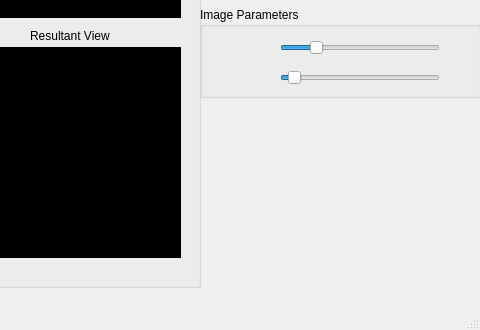
The window that gui/RenderingWindow.ui (EslamAdel/OpenCLParallelRendering) describes before a commit, drawn with Qt 5; both pictures show x 220 to 700 and y 263 to 593 of the 700 by 593 pixel window.
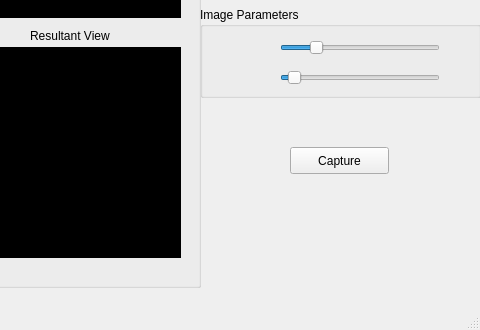
The same window after the commit.

Commit message: Add Capture Button to save the current view to new files

Patch:
```diff
--- a/gui/RenderingWindow.ui
+++ b/gui/RenderingWindow.ui
@@ -16,9 +16,18 @@
     <verstretch>0</verstretch>
    </sizepolicy>
   </property>
+  <property name="minimumSize">
+   <size>
+    <width>700</width>
+    <height>593</height>
+   </size>
+  </property>
   <property name="windowTitle">
    <string>oclGPUVR</string>
   </property>
+  <property name="autoFillBackground">
+   <bool>false</bool>
+  </property>
   <widget class="QWidget" name="centralwidget">
    <widget class="QGroupBox" name="rotationGroup">
     <property name="geometry">
@@ -466,6 +475,19 @@
      </property>
     </widget>
    </widget>
+   <widget class="QPushButton" name="captureButton">
+    <property name="geometry">
+     <rect>
+      <x>510</x>
+      <y>410</y>
+      <width>99</width>
+      <height>27</height>
+     </rect>
+    </property>
+    <property name="text">
+     <string>Capture</string>
+    </property>
+   </widget>
   </widget>
   <widget class="QMenuBar" name="menubar">
    <property name="geometry">
```
Left out of the diff: 9 changed lines with no effect on the pictures. The commit also changes 2 other files.
